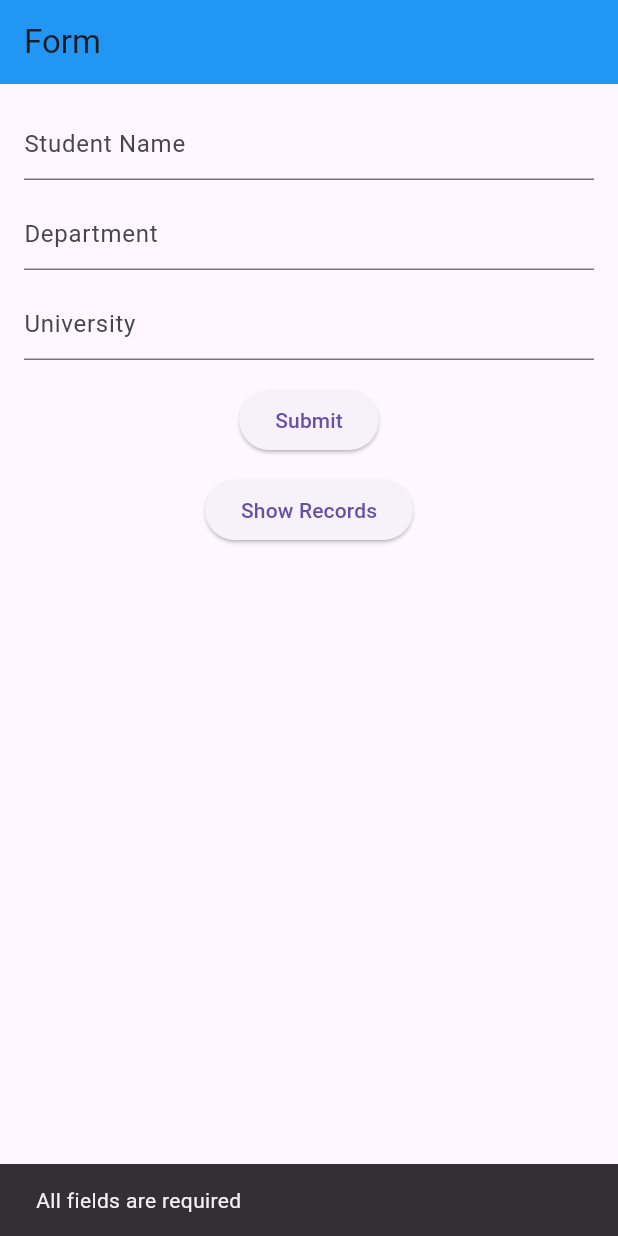
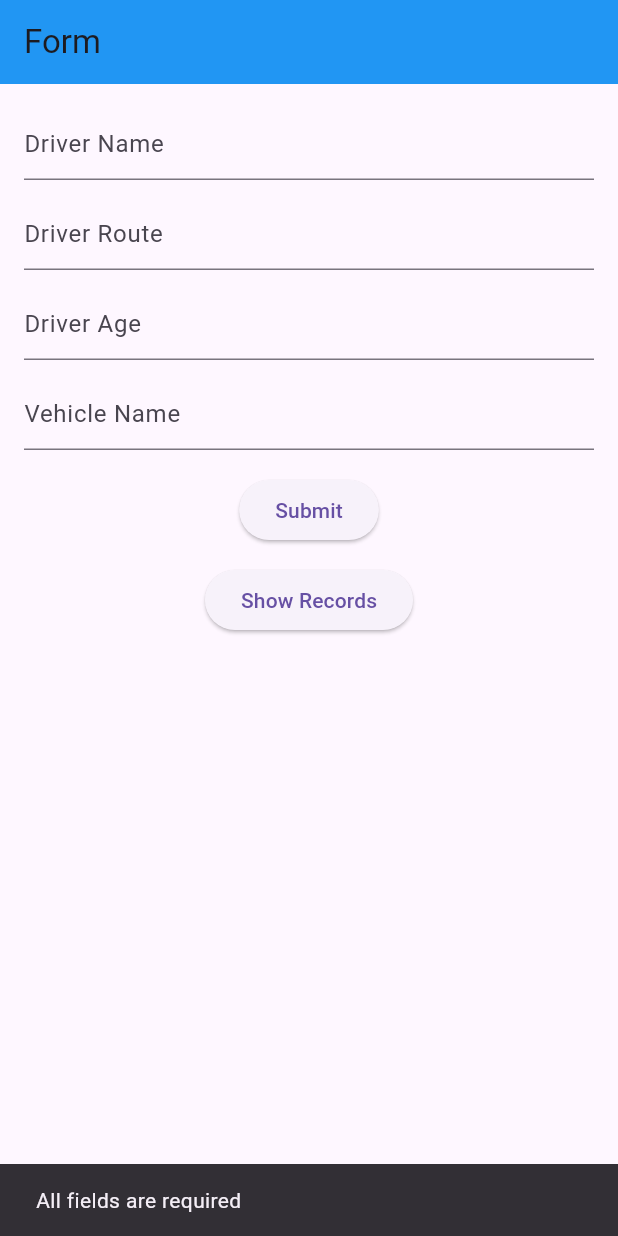
Before and after one commit to U-Byte-uni/flutter_labs, a Flutter app: the EducationFormScreen screen opened directly, after a tap on "Submit", on a phone screen of 412 x 824 dp. Run offline on Flutter 3.47's test engine with Material 3 defaults, Android fonts, the phone set to English and light mode, and no system bars; our stand-ins replace google_fonts, shared_preferences, supabase_flutter; accounts and stored records are empty; statements that could not run were skipped.

Commit message:
Drivers Table Supabase

```diff
--- a/quiz/lib/Controllers/education_controller.dart
+++ b/quiz/lib/Controllers/controller.dart
@@ -12,15 +12,16 @@ class EducationController {
   final supabase = Supabase.instance.client;
   List<EducationModel> educationList = [];
 
-  Future<bool> saveEducation(String name, String dept, String university) async {
+  Future<bool> saveEducation(String name, String route, String age, String vehicle) async {
     try {
-      final education = EducationModel(
-        studentName: name.trim(),
-        dept: dept.trim(),
-        university: university.trim(),
+      EducationModel education = EducationModel(
+        driverName: name.trim(),
+        driverRoute: route.trim(),
+        driverAge: age.trim(),
+        vehicleName: vehicle.trim(),
       );
 
-      await supabase.from('education').insert(education.toJson());
+      await supabase.from('drivers').insert(education.toJson());
       return true;
     } catch (e) {
       return false;
@@ -30,7 +31,7 @@ class EducationController {
   Future<void> fetchEducationList() async {
     try {
       final data = await supabase
-          .from('education')
+          .from('drivers')
           .select()
           .order('id', ascending: false);
 
--- a/quiz/lib/Models/education_model.dart
+++ /dev/null
@@ -1,32 +0,0 @@
-class EducationModel {
-  final int? id;
-  final String studentName;
-  final String dept;
-  final String university;
-
-  EducationModel({
-    this.id,
-    required this.studentName,
-    required this.dept,
-    required this.university,
-  });
-
-  // Convert model to JSON for Supabase
-  Map<String, dynamic> toJson() {
-    return {
-      'student_name': studentName,
-      'dept': dept,
-      'university': university,
-    };
-  }
-
-  // Create model from JSON (optional, for fetching data)
-  factory EducationModel.fromJson(Map<String, dynamic> json) {
-    return EducationModel(
-      id: json['id'],
-      studentName: json['student_name'] ?? '',
-      dept: json['dept'] ?? '',
-      university: json['university'] ?? '',
-    );
-  }
-}
--- /dev/null
+++ b/quiz/lib/Models/model.dart
@@ -0,0 +1,36 @@
+class EducationModel {
+  final int? id;
+  final String driverName;
+  final String driverRoute;
+  final String driverAge;
+  final String vehicleName;
+
+  EducationModel({
+    this.id,
+    required this.driverName,
+    required this.driverRoute,
+    required this.driverAge,
+    required this.vehicleName,
+  });
+
+  // Convert model to JSON for Supabase
+  Map<String, dynamic> toJson() {
+    return {
+      'driver_name': driverName,
+      'driver_route': driverRoute,
+      'driver_age': driverAge,
+      'vehicle_name': vehicleName,
+    };
+  }
+
+  // Create model from JSON (optional, for fetching data)
+  factory EducationModel.fromJson(Map<String, dynamic> json) {
+    return EducationModel(
+      id: json['id'],
+      driverName: json['driver_name'] ?? '',
+      driverRoute: json['driver_route'] ?? '',
+      driverAge: json['driver_age'] ?? '',
+      vehicleName: json['vehicle_name'] ?? '',
+    );
+  }
+}
--- a/quiz/lib/Screens/education_form_screen.dart
+++ b/quiz/lib/Screens/screen.dart
@@ -9,10 +9,11 @@ class EducationFormScreen extends StatefulWidget {
 }
 
 class _EducationFormScreenState extends State<EducationFormScreen> {
-  final controller = EducationController();
-  final nameController = TextEditingController();
-  final deptController = TextEditingController();
-  final universityController = TextEditingController();
+  EducationController controller = EducationController();
+  TextEditingController name = TextEditingController();
+  TextEditingController route = TextEditingController();
+  TextEditingController age = TextEditingController();
+  TextEditingController vehicle = TextEditingController();
   bool isLoading = false;
   bool showRecords = false;
 
@@ -24,9 +25,10 @@ class _EducationFormScreenState extends State<EducationFormScreen> {
   }
 
   void saveData() async {
-    if (nameController.text.isEmpty ||
-        deptController.text.isEmpty ||
-        universityController.text.isEmpty) {
+    if (name.text.isEmpty ||
+        route.text.isEmpty ||
+        age.text.isEmpty ||
+        vehicle.text.isEmpty) {
       ScaffoldMessenger.of(context).showSnackBar(
         SnackBar(content: Text('All fields are required')),
       );
@@ -36,17 +38,19 @@ class _EducationFormScreenState extends State<EducationFormScreen> {
     setState(() => isLoading = true);
 
     bool success = await controller.saveEducation(
-      nameController.text,
-      deptController.text,
-      universityController.text,
+      name.text,
+      route.text,
+      age.text,
+      vehicle.text,
     );
 
     setState(() => isLoading = false);
 
     if (success) {
-      nameController.clear();
-      deptController.clear();
-      universityController.clear();
+      name.clear();
+      route.clear();
+      age.clear();
+      vehicle.clear();
       ScaffoldMessenger.of(context).showSnackBar(
         SnackBar(content: Text('Saved successfully!')),
       );
@@ -61,24 +65,29 @@ class _EducationFormScreenState extends State<EducationFormScreen> {
   Widget build(BuildContext context) {
     return Scaffold(
       appBar: AppBar(title: Text('Form'),
-      backgroundColor: Colors.blue,),
+        backgroundColor: Colors.blue,),
       body: Padding(
         padding: EdgeInsets.all(16),
         child: Column(
           children: [
             TextField(
-              controller: nameController,
-              decoration: InputDecoration(hintText: 'Student Name'),
+              controller: name,
+              decoration: InputDecoration(hintText: 'Driver Name'),
             ),
             SizedBox(height: 12),
             TextField(
-              controller: deptController,
-              decoration: InputDecoration(hintText: 'Department'),
+              controller: route,
+              decoration: InputDecoration(hintText: 'Driver Route'),
             ),
             SizedBox(height: 12),
             TextField(
-              controller: universityController,
-              decoration: InputDecoration(hintText: 'University'),
+              controller: age,
+              decoration: InputDecoration(hintText: 'Driver Age'),
+            ),
+            SizedBox(height: 12),
+            TextField(
+              controller: vehicle,
+              decoration: InputDecoration(hintText: 'Vehicle Name'),
             ),
             SizedBox(height: 16),
             ElevatedButton(
@@ -100,8 +109,8 @@ class _EducationFormScreenState extends State<EducationFormScreen> {
                   itemBuilder: (context, index) {
                     final item = controller.educationList[index];
                     return ListTile(
-                      title: Text(item.studentName),
-                      subtitle: Text('${item.dept} - ${item.university}'),
+                      title: Text(item.driverName),
+                      subtitle: Text('${item.driverRoute} - ${item.vehicleName}'),
                     );
                   },
                 ),
```
